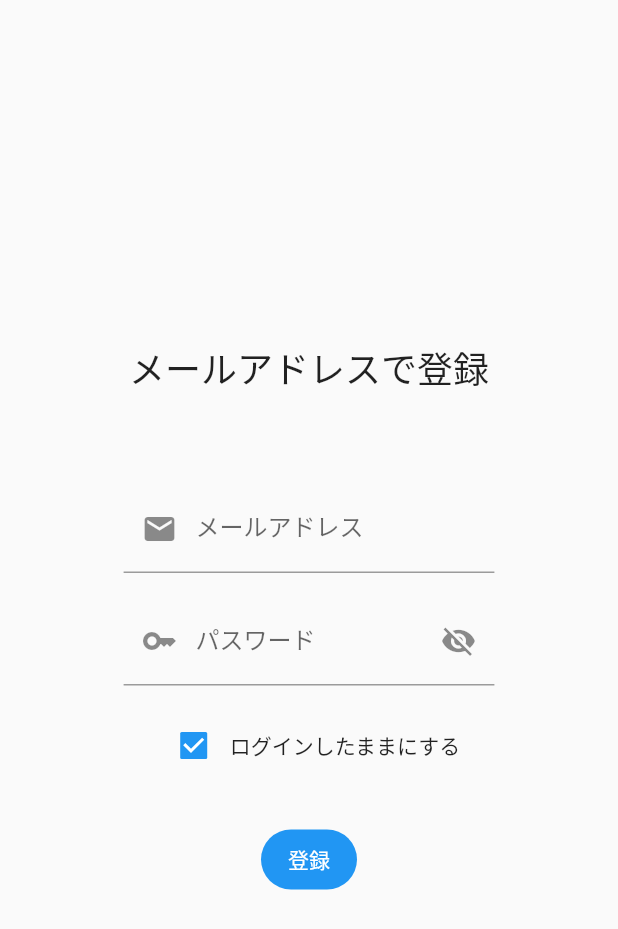
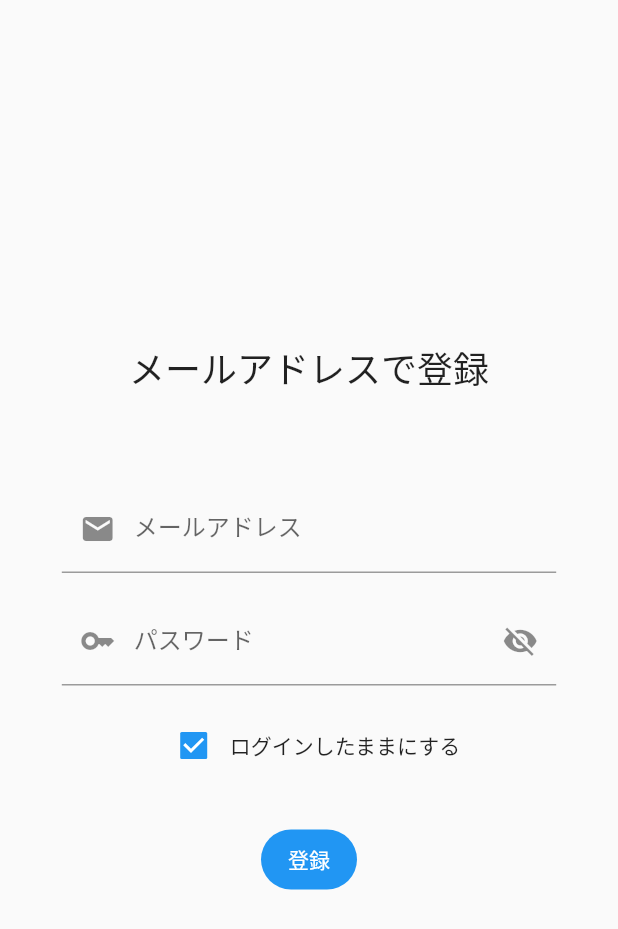
Before and after one commit to gdsc-osaka/todo-app, a Flutter app: the EmailSignUpPage screen opened by its route, on a phone screen of 412 x 824 dp. Shown: the top 929 px of the screen. Run offline on Flutter 3.47's test engine with Material 2 defaults, Android fonts, the phone set to English and light mode, and no system bars; drawn by our look-alikes of loader_overlay; our stand-ins replace cloud_firestore, email_validator, firebase_auth, firebase_core, firebase_storage, go_router and 4 more; accounts and stored records are empty; generated files the repository leaves out were written again.

Commit message:
[Modify] EmailLoginPage, EmailSignUpPage の横幅を変更.

```diff
--- a/lib/features/auth/email_login_page.dart
+++ b/lib/features/auth/email_login_page.dart
@@ -29,7 +29,7 @@ class EmailLoginPageState extends ConsumerState<EmailLoginPage> {
 
   @override
   Widget build(BuildContext context) {
-    final width = MediaQuery.of(context).size.width * 0.6;
+    final width = MediaQuery.of(context).size.width * 0.8;
     final theme = Theme.of(context);
     final text = theme.textTheme;
 
--- a/lib/features/auth/email_signup_page.dart
+++ b/lib/features/auth/email_signup_page.dart
@@ -25,7 +25,7 @@ class _EmailSignUpPageState extends ConsumerState<EmailSignUpPage> {
 
   @override
   Widget build(BuildContext context) {
-    final width = MediaQuery.of(context).size.width * 0.6;
+    final width = MediaQuery.of(context).size.width * 0.8;
     final theme = Theme.of(context);
     final text = theme.textTheme;
 
```
